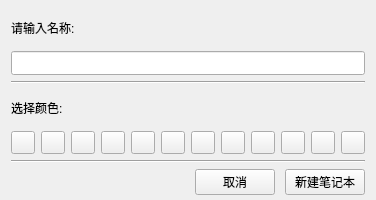
This is App/windows/newnotegroupform.ui in kevinWu7/LifeNote as Qt 5 draws it before an edit. The edited form follows.
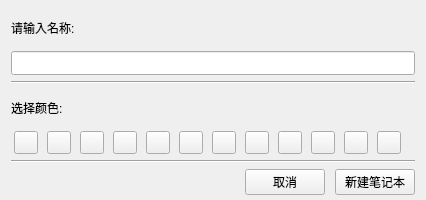
This is the edited form.

```diff
--- a/App/windows/newnotegroupform.ui
+++ b/App/windows/newnotegroupform.ui
@@ -6,7 +6,7 @@
    <rect>
     <x>0</x>
     <y>0</y>
-    <width>347</width>
+    <width>426</width>
     <height>200</height>
    </rect>
   </property>
@@ -209,6 +209,13 @@
        </property>
       </spacer>
      </item>
+     <item>
+      <widget class="QLabel" name="warningLabel">
+       <property name="text">
+        <string/>
+       </property>
+      </widget>
+     </item>
      <item>
       <widget class="QPushButton" name="cancleBtn">
        <property name="text">
```
